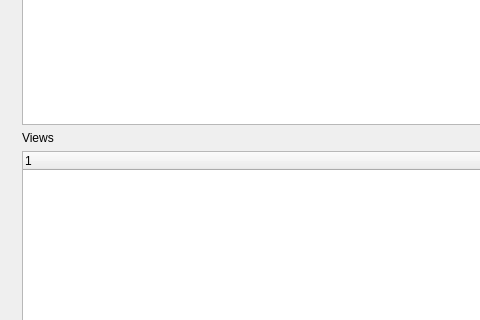
Above: analyzer/ui/MainWindow.ui from igorJarek/SourceCodeAnalyzer before the change; both pictures show x 0 to 480 and y 171 to 491 of the 800 by 600 pixel window. Below: the same form after it.
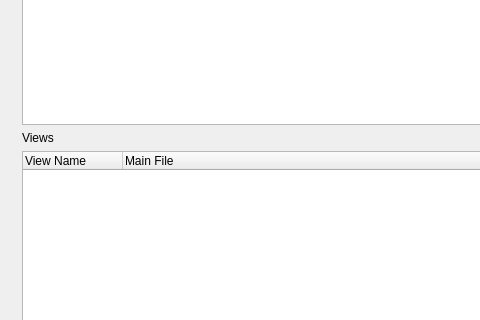
That is the form after the change. Icons and pictures are not drawn.

Commit message: analyzer: add views list

```diff
--- a/analyzer/ui/MainWindow.ui
+++ b/analyzer/ui/MainWindow.ui
@@ -69,7 +69,18 @@
          </widget>
         </item>
         <item>
-         <widget class="QTreeWidget" name="viewsTree"/>
+         <widget class="QTreeWidget" name="viewsTree">
+          <column>
+           <property name="text">
+            <string>View Name</string>
+           </property>
+          </column>
+          <column>
+           <property name="text">
+            <string>Main File</string>
+           </property>
+          </column>
+         </widget>
         </item>
        </layout>
       </widget>
```
Left out of the diff: 9 changed lines with no effect on the pictures. The commit also changes 6 other files.
